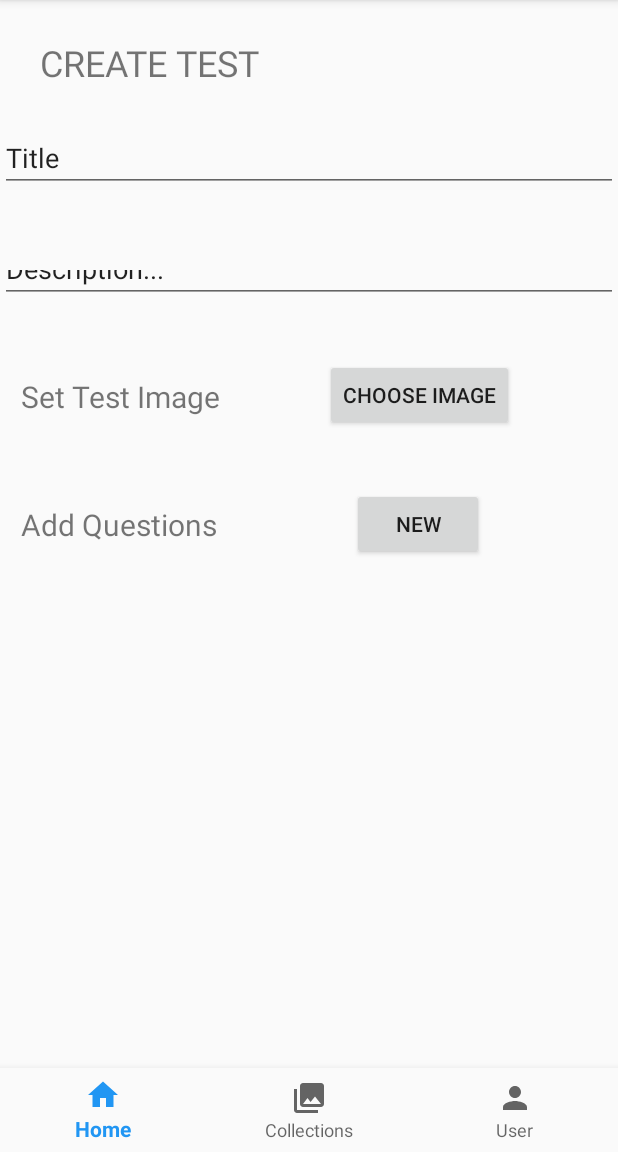
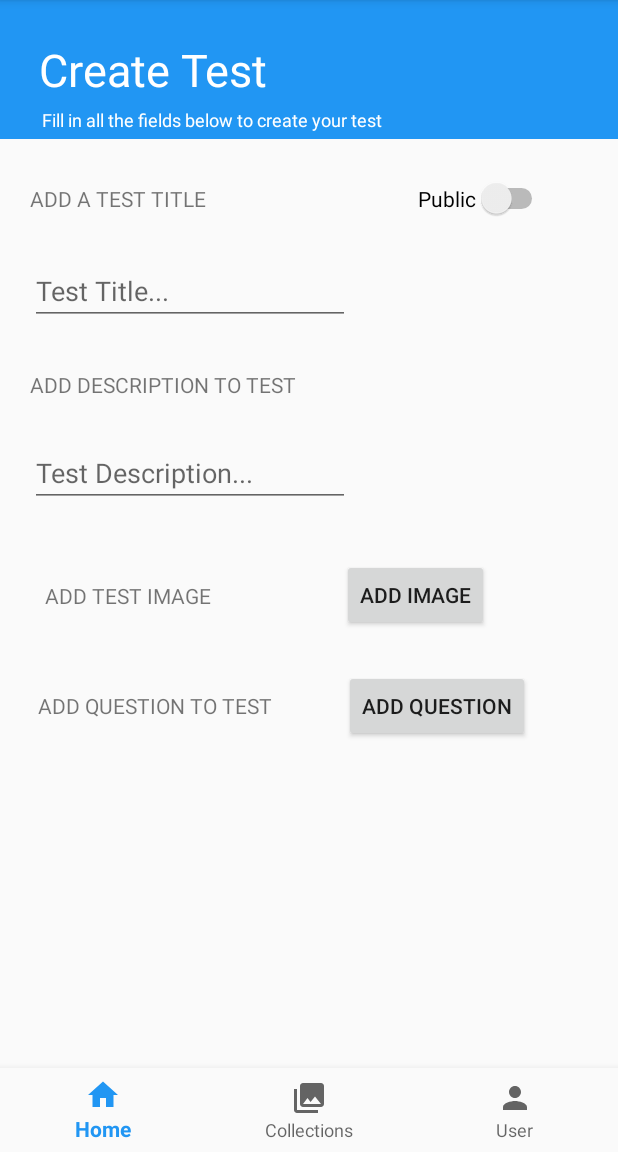
Before and after one commit to AGrefslie/REPIT_Project, an Android app: the screen it shows after launch (MainActivity), after a tap on an icon or button, on a phone screen of 412 x 824 dp, the part 84-1236 px from its top. Run offline under Robolectric (Android 15) with nearby library versions, the phone set to English and light mode, and no system bars; our stand-ins replace Firebase (no records; nobody signed in at launch, a user with empty details on screens opened directly), navigation-ui; libraries missing offline, so code that uses them is left out: com.firebase.ui; pictures from the network do not load; 1 statement that could not run was skipped.

Commit message:
Added feedback on correct answer and created UI for create test
Added feedback on correct answer and created UI for create test

```diff
--- a/app/src/main/java/com/example/repit_project/answerTest_fragment.kt
+++ b/app/src/main/java/com/example/repit_project/answerTest_fragment.kt
@@ -4,6 +4,7 @@ import android.os.Bundle
 import android.view.LayoutInflater
 import android.view.View
 import android.view.ViewGroup
+import android.widget.Toast
 import androidx.fragment.app.Fragment
 import kotlinx.android.synthetic.main.fragment_answer_test.*
 import androidx.navigation.fragment.findNavController
@@ -14,8 +15,6 @@ class answerTest_fragment : Fragment() {
     override fun onCreateView(inflater: LayoutInflater, container: ViewGroup?, savedInstanceState: Bundle?
     ): View? {
         return inflater.inflate(R.layout.fragment_answer_test, container, false)
-
-
     }
 
     override fun onViewCreated(view: View, savedInstanceState: Bundle?) {
@@ -28,6 +27,10 @@ class answerTest_fragment : Fragment() {
 
         questionText.setText(quizList[position].questions[quizStartValue].question)
 
+        viewAnswerBtn.setOnClickListener {
+            viewAnswer(quizList[position].questions[quizStartValue].answer)
+        }
+
 
         submitAnswer.setOnClickListener {
             if (quizStartValue > quizList[position].questions.size) {
@@ -37,7 +40,7 @@ class answerTest_fragment : Fragment() {
 
             } else {
 
-                if (quizList[position].questions[quizStartValue].answer == userAnswer.text.toString()) {
+                if (quizList[position].questions[quizStartValue].answer.toUpperCase() == userAnswer.text.toString().toUpperCase()) {
                     //Sets Answer to black, and feedback to blank
                     userAnswer.setText("")
                     answerFeedbackText.setText("")
@@ -45,6 +48,9 @@ class answerTest_fragment : Fragment() {
                     //Goes to next question if answer is correct
                     quizStartValue = quizStartValue + 1
                     questionText.setText(quizList[position].questions[quizStartValue].question)
+
+                    //Feedback on correct answer
+                    Toast.makeText(context, "RIKITG!!!", Toast.LENGTH_SHORT).show()
 
                 } else {
                     //Gives feedback on wrong answer
@@ -54,6 +60,12 @@ class answerTest_fragment : Fragment() {
 
         }
 
+
+    }
+
+    fun viewAnswer(answer : String) {
+        answerFeedbackText.setText(answer)
+        //Toast.makeText(context, answer, Toast.LENGTH_LONG).show()
     }
 
 }
--- a/app/src/main/java/com/example/repit_project/home_fragment.kt
+++ b/app/src/main/java/com/example/repit_project/home_fragment.kt
@@ -49,12 +49,12 @@ class home_fragment : Fragment() {
 
         private val QuestionList2 = listOf(
             Question("Hvem er kaptein for Manchester United?", "Ashley Young"),
-            Question("Hvem er norges største tallent i golf i dag?", "Viktor Hovland")
+            Question("Hvem er norges største tallent i golf i dag?", "Viktor Hovland"),
+            Question("Hvem er manager for Manchester United i 2019", "Ole Gunnar Solskjær")
         )
 
-
         val QuizList = listOf(
-            Quiz("Hello Quiz", "Hello in different languages, Hello in different languages, Hello in different languages", "https://i.ytimg.com/vi/kJ2dr9jAThY/maxresdefault.jpg", false, QuestionList1),
+            Quiz("Hello Quiz", "Hello in different languages", "https://i.ytimg.com/vi/kJ2dr9jAThY/maxresdefault.jpg", false, QuestionList1),
             Quiz("MUFC & GOLF", "No description needed", "https://www.soccerpro.com/wp-content/uploads/2018/02/ManchesterUnited_1280x800.jpg", false, QuestionList2)
             //Quiz("Test Quiz", "This is just a test", "https://images.unsplash.com/photo-1524646432175-d58115a8a854?ixlib=rb-1.2.1&ixid=eyJhcHBfaWQiOjEyMDd9&auto=format&fit=crop&w=1050&q=80", false, QuestionList),
             //Quiz("Test Quiz", "This is just a test", "https://images.unsplash.com/photo-1524646432175-d58115a8a854?ixlib=rb-1.2.1&ixid=eyJhcHBfaWQiOjEyMDd9&auto=format&fit=crop&w=1050&q=80", false, QuestionList),
--- a/app/src/main/res/layout/fragment_answer_test.xml
+++ b/app/src/main/res/layout/fragment_answer_test.xml
@@ -23,7 +23,7 @@
 
     <EditText
         android:id="@+id/userAnswer"
-        android:layout_width="wrap_content"
+        android:layout_width="match_parent"
         android:layout_height="wrap_content"
         android:ems="10"
         android:inputType="text"
@@ -56,4 +56,18 @@
         app:layout_constraintEnd_toEndOf="parent"
         app:layout_constraintStart_toStartOf="parent"
         app:layout_constraintTop_toBottomOf="@+id/questionText" />
+
+    <Button
+        android:id="@+id/viewAnswerBtn"
+        android:layout_width="wrap_content"
+        android:layout_height="wrap_content"
+        android:text="View Answer"
+        android:textSize="18sp"
+        android:padding="20sp"
+
+        app:layout_constraintBottom_toBottomOf="parent"
+        app:layout_constraintEnd_toStartOf="@+id/submitAnswer"
+        app:layout_constraintStart_toStartOf="parent"
+        app:layout_constraintTop_toBottomOf="@+id/userAnswer"
+        app:layout_constraintVertical_bias="0.18" />
 </androidx.constraintlayout.widget.ConstraintLayout>
--- a/app/src/main/res/layout/fragment_create_test.xml
+++ b/app/src/main/res/layout/fragment_create_test.xml
@@ -8,97 +8,175 @@
     android:orientation="vertical"
     tools:context=".create_test_fragment">
 
-    <TextView
-        android:id="@+id/createTestHeaderText"
+
+    <androidx.constraintlayout.widget.Guideline
+        android:id="@+id/guideline1"
         android:layout_width="wrap_content"
         android:layout_height="wrap_content"
-        android:text="CREATE TEST"
-        android:textSize="24sp"
-        app:layout_constraintBottom_toTopOf="@+id/guideline"
+        android:orientation="horizontal"
+        app:layout_constraintGuide_begin="93dp" />
+
+    <LinearLayout
+        android:id="@+id/linearLayout"
+        android:layout_width="0dp"
+        android:layout_height="0dp"
+        android:background="@color/colorPrimary"
+        android:orientation="horizontal"
+        app:layout_constraintBottom_toTopOf="@+id/guideline1"
+        app:layout_constraintLeft_toLeftOf="parent"
+        app:layout_constraintRight_toRightOf="parent"
+        app:layout_constraintTop_toTopOf="parent" />
+
+    <TextView
+        android:id="@+id/textView"
+        android:layout_width="wrap_content"
+        android:layout_height="wrap_content"
+        android:text="Create Test"
+        android:textColor="@android:color/white"
+        android:textSize="30sp"
+        app:layout_constraintBottom_toTopOf="@+id/guideline1"
         app:layout_constraintEnd_toEndOf="parent"
         app:layout_constraintHorizontal_bias="0.1"
         app:layout_constraintStart_toStartOf="parent"
         app:layout_constraintTop_toTopOf="parent" />
 
-    <androidx.constraintlayout.widget.Guideline
-        android:id="@+id/guideline"
-        android:layout_width="wrap_content"
-        android:layout_height="wrap_content"
-        android:orientation="horizontal"
-        app:layout_constraintGuide_begin="83dp" />
-
-    <EditText
-        android:id="@+id/editTitle"
-        android:layout_width="match_parent"
-        android:layout_height="wrap_content"
-        android:ems="10"
-        android:inputType="textPersonName"
-        android:text="Title"
-        app:layout_constraintEnd_toEndOf="parent"
-        app:layout_constraintStart_toStartOf="parent"
-        app:layout_constraintTop_toTopOf="@+id/guideline" />
-
-    <EditText
-        android:id="@+id/editDescription"
-        android:layout_width="match_parent"
-        android:layout_height="0dp"
-        android:layout_marginTop="42dp"
-        android:layout_marginBottom="516dp"
-        android:ems="10"
-        android:inputType="textPersonName"
-        android:text="@string/description"
-        app:layout_constraintBottom_toBottomOf="parent"
-        app:layout_constraintEnd_toEndOf="parent"
-        app:layout_constraintStart_toStartOf="parent"
-        app:layout_constraintTop_toBottomOf="@+id/editTitle"
-        app:layout_constraintVertical_bias="0.49" />
-
-    <TextView
-        android:id="@+id/textView"
-        android:layout_width="wrap_content"
-        android:layout_height="wrap_content"
-        android:text="Set Test Image"
-        android:textSize="20sp"
-        app:layout_constraintBottom_toBottomOf="parent"
-        app:layout_constraintEnd_toEndOf="parent"
-        app:layout_constraintHorizontal_bias="0.05"
-        app:layout_constraintStart_toStartOf="parent"
-        app:layout_constraintTop_toBottomOf="@+id/editDescription"
-        app:layout_constraintVertical_bias="0.100000024" />
-
-    <Button
-        android:id="@+id/button"
-        android:layout_width="wrap_content"
-        android:layout_height="wrap_content"
-        android:text="Choose Image"
-        app:layout_constraintBottom_toBottomOf="parent"
-        app:layout_constraintEnd_toEndOf="parent"
-        app:layout_constraintStart_toEndOf="@+id/textView"
-        app:layout_constraintTop_toBottomOf="@+id/editDescription"
-        app:layout_constraintVertical_bias="0.07999998" />
-
     <TextView
         android:id="@+id/textView2"
         android:layout_width="wrap_content"
         android:layout_height="wrap_content"
-        android:text="Add Questions"
-        android:textSize="20dp"
-        app:layout_constraintBottom_toBottomOf="parent"
+        android:text="Fill in all the fields below to create your test"
+        android:textColor="@android:color/white"
+        android:textSize="12sp"
+        app:layout_constraintBottom_toTopOf="@+id/guideline1"
         app:layout_constraintEnd_toEndOf="parent"
-        app:layout_constraintHorizontal_bias="0.05"
+        app:layout_constraintHorizontal_bias="0.15"
         app:layout_constraintStart_toStartOf="parent"
-        app:layout_constraintTop_toBottomOf="@+id/textView"
-        app:layout_constraintVertical_bias="0.13999999" />
+        app:layout_constraintTop_toBottomOf="@+id/textView" />
+
+    <androidx.constraintlayout.widget.Guideline
+        android:id="@+id/guideline2"
+        android:layout_width="wrap_content"
+        android:layout_height="wrap_content"
+        android:orientation="horizontal"
+        app:layout_constraintGuide_begin="247dp" />
+
+    <EditText
+        android:id="@+id/testTitle"
+        android:layout_width="wrap_content"
+        android:layout_height="wrap_content"
+        android:ems="10"
+        android:hint="Test Title..."
+        android:inputType="textPersonName"
+        app:layout_constraintBottom_toTopOf="@+id/textView4"
+        app:layout_constraintEnd_toEndOf="parent"
+        app:layout_constraintHorizontal_bias="0.1"
+        app:layout_constraintStart_toStartOf="parent"
+        app:layout_constraintTop_toBottomOf="@+id/textView3" />
+
+    <TextView
+        android:id="@+id/textView3"
+        android:layout_width="wrap_content"
+        android:layout_height="wrap_content"
+        android:text="ADD A TEST TITLE"
+        app:layout_constraintBottom_toTopOf="@+id/testTitle"
+        app:layout_constraintStart_toStartOf="@+id/testTitle"
+        app:layout_constraintTop_toBottomOf="@+id/linearLayout" />
+
+    <androidx.constraintlayout.widget.Guideline
+        android:id="@+id/guideline5"
+        android:layout_width="wrap_content"
+        android:layout_height="wrap_content"
+        android:orientation="horizontal"
+        app:layout_constraintGuide_begin="365dp" />
+
+    <TextView
+        android:id="@+id/textView4"
+        android:layout_width="wrap_content"
+        android:layout_height="wrap_content"
+        android:text="ADD DESCRIPTION TO TEST"
+        app:layout_constraintStart_toStartOf="@+id/testDescription"
+        app:layout_constraintTop_toTopOf="@+id/guideline2" />
+
+    <EditText
+        android:id="@+id/testDescription"
+        android:layout_width="wrap_content"
+        android:layout_height="wrap_content"
+        android:ems="10"
+        android:inputType="textPersonName"
+        android:hint="Test Description..."
+        app:layout_constraintBottom_toTopOf="@+id/guideline5"
+        app:layout_constraintEnd_toEndOf="parent"
+        app:layout_constraintHorizontal_bias="0.1"
+        app:layout_constraintStart_toStartOf="parent"
+        app:layout_constraintTop_toBottomOf="@+id/textView4" />
+
+    <androidx.constraintlayout.widget.Guideline
+        android:id="@+id/guideline4"
+        android:layout_width="wrap_content"
+        android:layout_height="wrap_content"
+        android:orientation="horizontal"
+        app:layout_constraintGuide_begin="429dp" />
+
+    <TextView
+        android:id="@+id/textView5"
+        android:layout_width="wrap_content"
+        android:layout_height="wrap_content"
+        android:text="ADD TEST IMAGE"
+        app:layout_constraintBottom_toTopOf="@+id/guideline4"
+        app:layout_constraintEnd_toEndOf="parent"
+        app:layout_constraintHorizontal_bias="0.1"
+        app:layout_constraintStart_toStartOf="parent"
+        app:layout_constraintTop_toTopOf="@+id/guideline5" />
 
     <Button
-        android:id="@+id/button2"
+        android:id="@+id/addImageBtn"
         android:layout_width="wrap_content"
         android:layout_height="wrap_content"
-        android:text="New"
-        app:layout_constraintBottom_toBottomOf="parent"
+        android:text="ADD IMAGE"
+        app:layout_constraintBottom_toTopOf="@+id/guideline4"
         app:layout_constraintEnd_toEndOf="parent"
-        app:layout_constraintStart_toEndOf="@+id/textView2"
-        app:layout_constraintTop_toBottomOf="@+id/button"
-        app:layout_constraintVertical_bias="0.100000024" />
+        app:layout_constraintStart_toEndOf="@+id/textView5"
+        app:layout_constraintTop_toTopOf="@+id/guideline5" />
+
+    <androidx.constraintlayout.widget.Guideline
+        android:id="@+id/guideline8"
+        android:layout_width="wrap_content"
+        android:layout_height="wrap_content"
+        android:orientation="horizontal"
+        app:layout_constraintGuide_begin="512dp" />
+
+    <TextView
+        android:id="@+id/textView6"
+        android:layout_width="wrap_content"
+        android:layout_height="wrap_content"
+        android:text="ADD QUESTION TO TEST"
+        app:layout_constraintBottom_toTopOf="@+id/guideline8"
+        app:layout_constraintEnd_toEndOf="parent"
+        app:layout_constraintHorizontal_bias="0.1"
+        app:layout_constraintStart_toStartOf="parent"
+        app:layout_constraintTop_toTopOf="@+id/guideline4" />
+
+    <Button
+        android:id="@+id/addQuestionBtn"
+        android:layout_width="wrap_content"
+        android:layout_height="wrap_content"
+        android:text="ADD QUESTION"
+        app:layout_constraintBottom_toTopOf="@+id/guideline8"
+        app:layout_constraintEnd_toEndOf="parent"
+        app:layout_constraintHorizontal_bias="0.45"
+        app:layout_constraintStart_toEndOf="@+id/textView6"
+        app:layout_constraintTop_toTopOf="@+id/guideline4" />
+
+    <Switch
+        android:id="@+id/publicSwitch"
+        android:layout_width="wrap_content"
+        android:layout_height="wrap_content"
+        android:text="Public"
+        app:layout_constraintBottom_toTopOf="@+id/testTitle"
+        app:layout_constraintEnd_toEndOf="parent"
+        app:layout_constraintHorizontal_bias="0.75"
+        app:layout_constraintStart_toEndOf="@+id/textView3"
+        app:layout_constraintTop_toBottomOf="@+id/linearLayout" />
+
 
 </androidx.constraintlayout.widget.ConstraintLayout>
```
